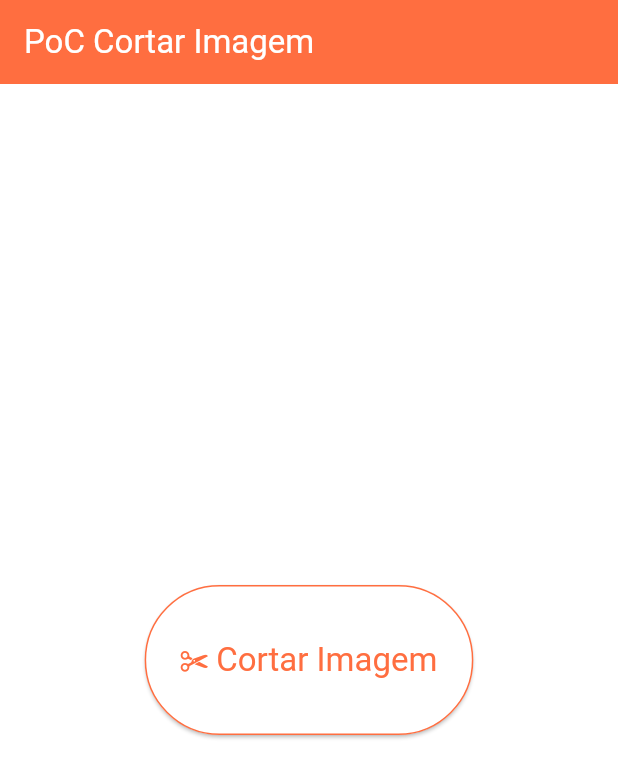
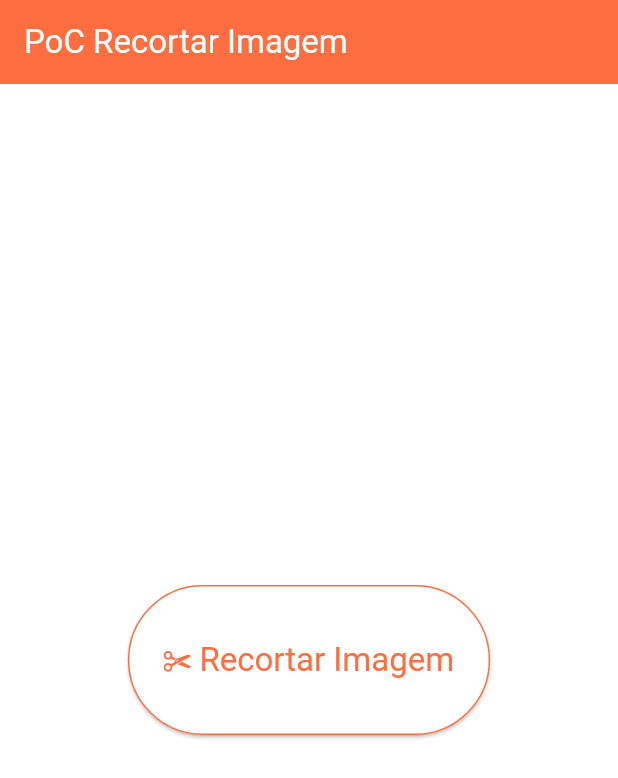
Before and after one commit to andersonmatte/poc_recortar_imagens, a Flutter app: the screen it shows after launch, on a phone screen of 412 x 824 dp. Shown: the top 778 px of the screen. Run offline on Flutter 3.47's test engine with Material 3 defaults, Android fonts, the light colour scheme and no system bars; missing offline and left inert: crop_your_image.

Commit message:
ajustado titulos

```diff
--- a/lib/pages/cortar_imagem_screen.dart
+++ b/lib/pages/cortar_imagem_screen.dart
@@ -28,7 +28,7 @@ class _CortarImagemScreenState extends State<CortarImagemScreen> {
     return Scaffold(
       backgroundColor: Colors.white,
       appBar: AppBar(
-        title: Text('Cortar Imagem', style: TextStyle(color: Colors.white)),
+        title: Text('Recortar Imagem', style: TextStyle(color: Colors.white)),
         backgroundColor: Colors.deepOrangeAccent,
       ),
       body:
--- a/lib/pages/home_screen.dart
+++ b/lib/pages/home_screen.dart
@@ -9,7 +9,7 @@ class HomeScreen extends StatelessWidget {
     return Scaffold(
       backgroundColor: Colors.white,
       appBar: AppBar(
-        title: Text('PoC Cortar Imagem', style: TextStyle(color: Colors.white)),
+        title: Text('PoC Recortar Imagem', style: TextStyle(color: Colors.white)),
         backgroundColor: Colors.deepOrangeAccent,
       ),
       body: Center(
@@ -21,7 +21,7 @@ class HomeScreen extends StatelessWidget {
             );
           },
           icon: Icon(CupertinoIcons.scissors),
-          label: Text('Cortar Imagem'),
+          label: Text('Recortar Imagem'),
           style: ElevatedButton.styleFrom(side: BorderSide(color: Colors.deepOrangeAccent, style: BorderStyle.solid),
             backgroundColor: Colors.white,
             foregroundColor: Colors.deepOrangeAccent,
```
